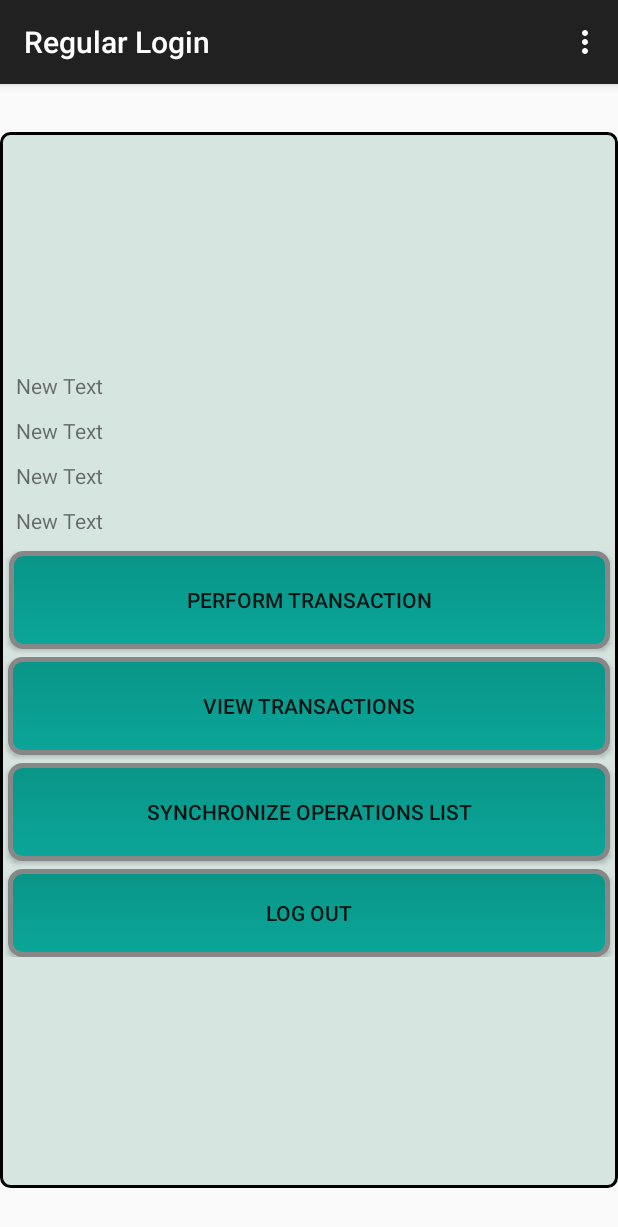
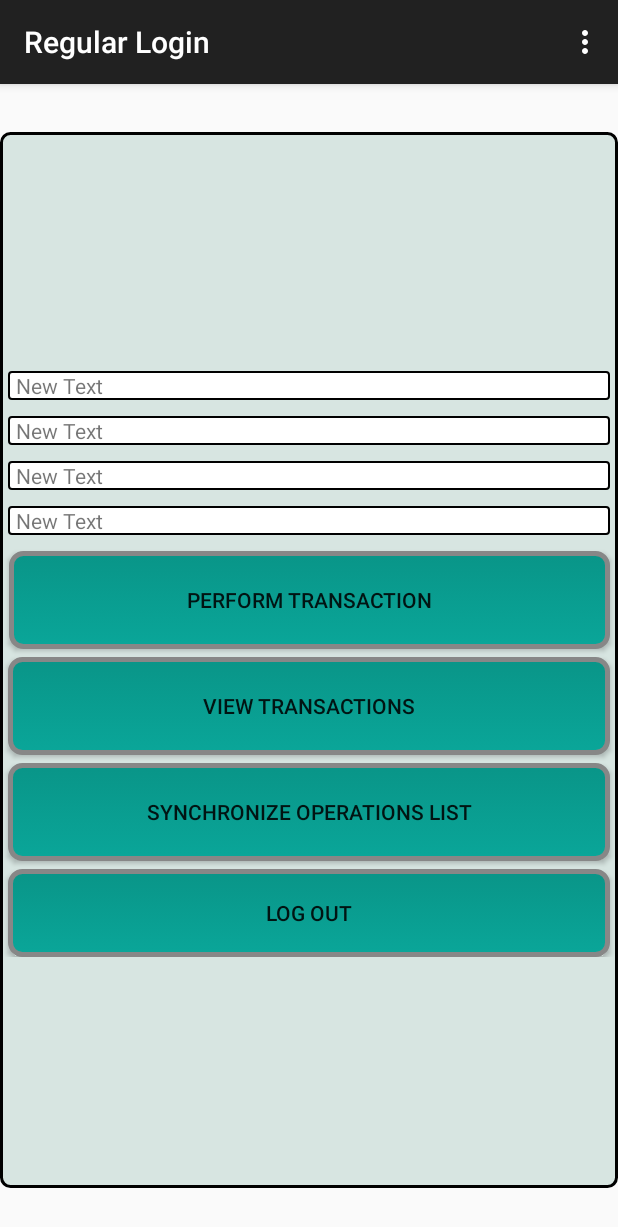
Before and after one commit to nick756/mobile, an Android app: the RegularLoginActivity screen opened directly, with no data from a screen before it, on a phone screen of 412 x 824 dp. Shown: the top 1227 px of the screen. Run offline under Robolectric (Android 15) with nearby library versions, the phone set to English and light mode, and no system bars; 5 statements that could not run were skipped.

Commit message:
First commit

```diff
--- a/app/src/main/res/layout/activity_regular_login.xml
+++ b/app/src/main/res/layout/activity_regular_login.xml
@@ -24,7 +24,8 @@
             android:id="@+id/reg_user_name_id"
             android:layout_margin="5dp"
             android:paddingLeft="5dp"
-            android:paddingRight="5dp" />
+            android:paddingRight="5dp"
+            android:background="@drawable/ordinary_text_background"/>
         <TextView
             android:layout_width="fill_parent"
             android:layout_height="wrap_content"
@@ -32,7 +33,8 @@
             android:id="@+id/reg_company_name_id"
             android:layout_margin="5dp"
             android:paddingLeft="5dp"
-            android:paddingRight="5dp" />
+            android:paddingRight="5dp"
+            android:background="@drawable/ordinary_text_background"/>
         <TextView
             android:layout_width="fill_parent"
             android:layout_height="wrap_content"
@@ -40,7 +42,8 @@
             android:id="@+id/reg_originator_id"
             android:layout_margin="5dp"
             android:paddingLeft="5dp"
-            android:paddingRight="5dp" />
+            android:paddingRight="5dp"
+            android:background="@drawable/ordinary_text_background"/>
         <TextView
             android:layout_width="fill_parent"
             android:layout_height="wrap_content"
@@ -48,7 +51,8 @@
             android:id="@+id/reg_role_id"
             android:layout_margin="5dp"
             android:paddingLeft="5dp"
-            android:paddingRight="5dp" />
+            android:paddingRight="5dp"
+            android:background="@drawable/ordinary_text_background"/>
 
         <Button
             android:layout_width="fill_parent"
```
